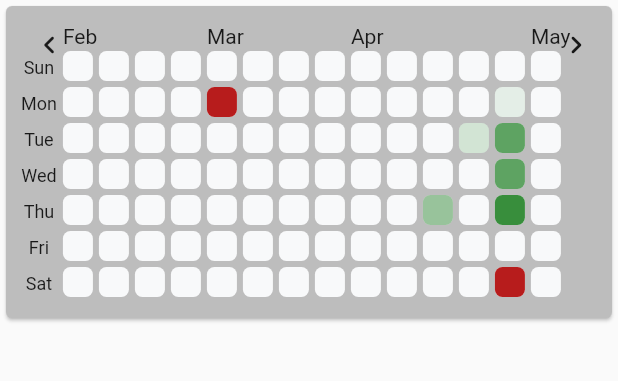
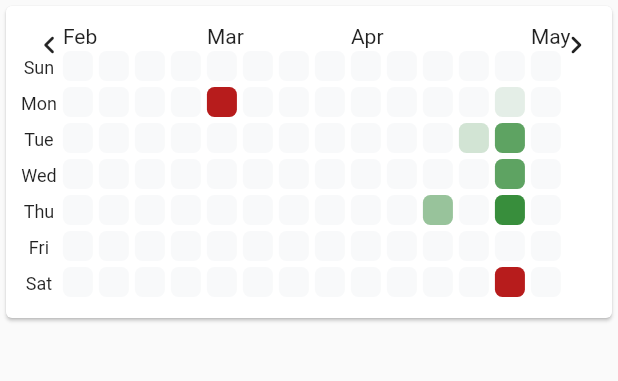
Before and after one commit to Paleho/ExpenseTracker, a Flutter app: the screen it shows after launch, on a phone screen of 412 x 824 dp, the part 24-405 px from its top. Run offline on Flutter 3.47's test engine with Material 2 defaults, Android fonts, the phone set to English and light mode, and no system bars.

Commit message:
Remove color from HeatMapCard

```diff
--- a/lib/HeatMapCard.dart
+++ b/lib/HeatMapCard.dart
@@ -15,7 +15,7 @@ class _HeatMapCardState extends State<HeatMapCard> {
   @override
   Widget build(BuildContext context) {
     return Card(
-      color: Colors.grey.shade400,
+      // color: Colors.grey.shade400,
       child: Stack(
         children: [
           Padding(
```
